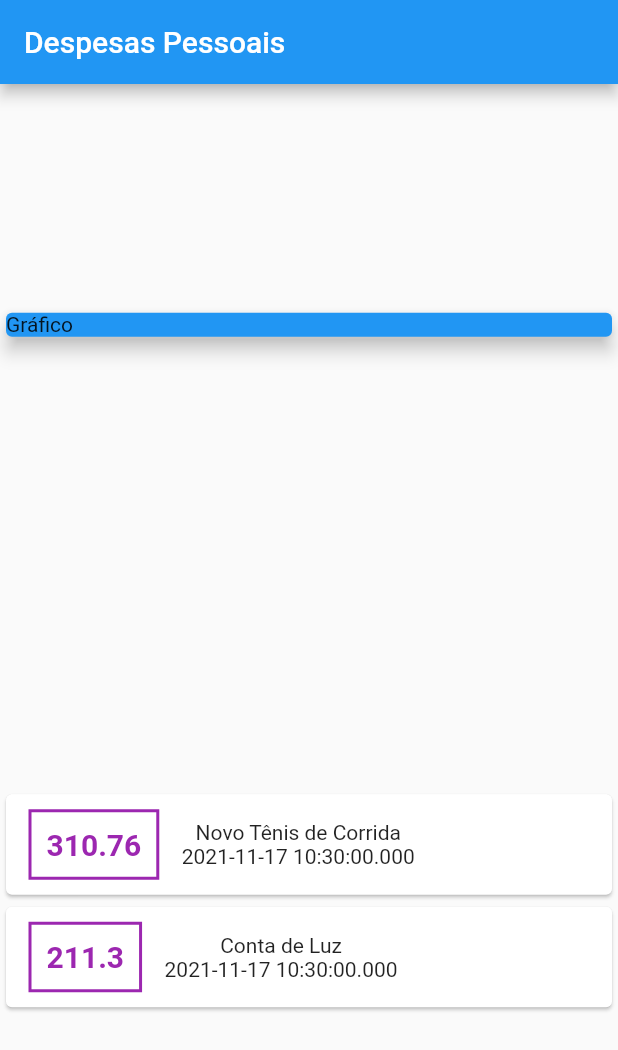
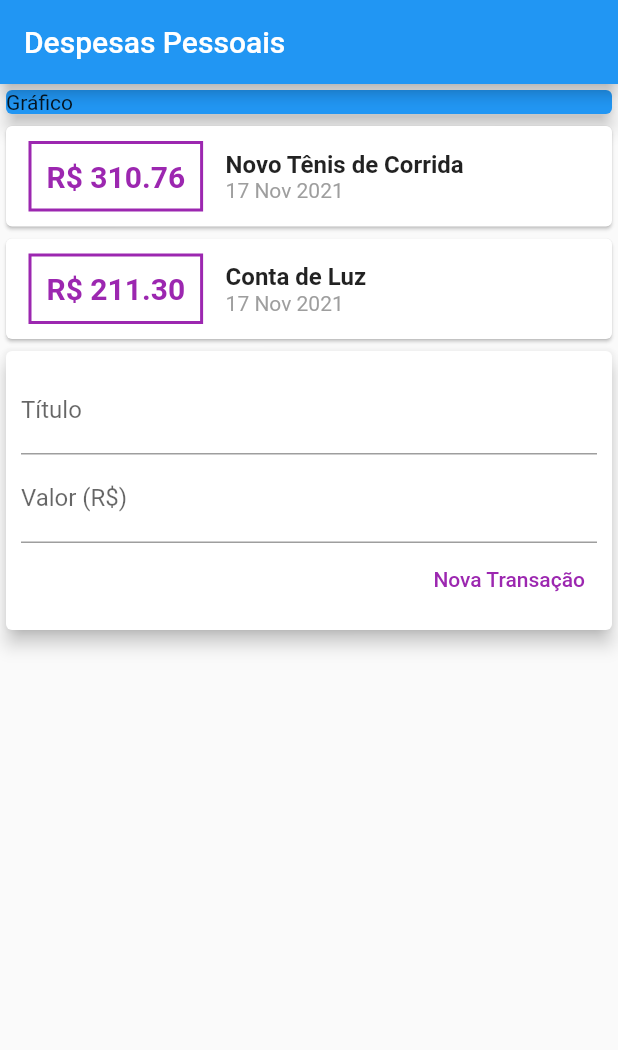
Before and after one commit to arthurfp/MyExpenses-Flutter, a Flutter app: the screen it shows after launch, on a phone screen of 412 x 824 dp. Shown: the top 1050 px of the screen. Run offline on Flutter 3.47's test engine with Material 2 defaults, Android fonts, the phone set to English and light mode, and no system bars.

```diff
--- /dev/null
+++ b/lib/components/transaction_form.dart
@@ -0,0 +1,50 @@
+import 'package:flutter/material.dart';
+
+class TransactionForm extends StatelessWidget {
+  TransactionForm({Key? key}) : super(key: key);
+  final titleController = TextEditingController();
+  final valueController = TextEditingController();
+
+  @override
+  Widget build(BuildContext context) {
+    return Card(
+      elevation: 5,
+      child: Padding(
+        padding: const EdgeInsets.all(10),
+        child: Column(
+          children: [
+            TextField(
+              controller: titleController,
+              decoration: const InputDecoration(
+                labelText: 'Título',
+              ),
+            ),
+            TextField(
+              controller: valueController,
+              decoration: const InputDecoration(
+                labelText: 'Valor (R\$)',
+              ),
+            ),
+            Row(
+              mainAxisAlignment: MainAxisAlignment.end,
+              children: <Widget>[
+                TextButton(
+                  child: const Text(
+                    'Nova Transação',
+                    style: TextStyle(
+                      color: Colors.purple,
+                    ),
+                  ),
+                  onPressed: () {
+                    print(titleController.text);
+                    print(valueController.text);
+                  },
+                )
+              ],
+            ),
+          ],
+        ),
+      ),
+    );
+  }
+}
--- /dev/null
+++ b/lib/components/transaction_list.dart
@@ -0,0 +1,62 @@
+import 'package:flutter/material.dart';
+import '../models/transaction.dart';
+import 'package:intl/intl.dart';
+
+class TransactionList extends StatelessWidget {
+  final List<Transaction> transactions;
+
+  const TransactionList(this.transactions, {Key? key}) : super(key: key);
+
+  @override
+  Widget build(BuildContext context) {
+    return Column(
+      children: transactions.map((tr) {
+        return Card(
+          child: Row(
+            children: [
+              Container(
+                margin: const EdgeInsets.symmetric(
+                  horizontal: 15,
+                  vertical: 10,
+                ),
+                decoration: BoxDecoration(
+                  border: Border.all(
+                    color: Colors.purple,
+                    width: 2,
+                  ),
+                ),
+                padding: const EdgeInsets.all(10),
+                child: Text(
+                  'R\$ ${tr.value.toStringAsFixed(2)}',
+                  style: const TextStyle(
+                    fontWeight: FontWeight.bold,
+                    fontSize: 20,
+                    color: Colors.purple,
+                  ),
+                ),
+              ),
+              Column(
+                crossAxisAlignment: CrossAxisAlignment.start,
+                children: [
+                  Text(
+                    tr.title,
+                    style: const TextStyle(
+                      fontSize: 16,
+                      fontWeight: FontWeight.bold,
+                    ),
+                  ),
+                  Text(
+                    DateFormat('d MMM y').format(tr.date),
+                    style: const TextStyle(
+                      color: Colors.grey,
+                    ),
+                  ),
+                ],
+              ),
+            ],
+          ),
+        );
+      }).toList(),
+    );
+  }
+}
--- /dev/null
+++ b/lib/components/transaction_user.dart
@@ -0,0 +1,38 @@
+import 'package:flutter/material.dart';
+import 'transaction_form.dart';
+import 'transaction_list.dart';
+import '../models/transaction.dart';
+
+class TransactionUser extends StatefulWidget {
+  const TransactionUser({Key? key}) : super(key: key);
+
+  @override
+  State<TransactionUser> createState() => _TransactionUserState();
+}
+
+class _TransactionUserState extends State<TransactionUser> {
+  final _transactions = [
+    Transaction(
+      id: 't1',
+      title: 'Novo Tênis de Corrida',
+      value: 310.76,
+      date: DateTime.now(),
+    ),
+    Transaction(
+      id: 't2',
+      title: 'Conta de Luz',
+      value: 211.30,
+      date: DateTime.now(),
+    ),
+  ];
+
+  @override
+  Widget build(BuildContext context) {
+    return Column(
+      children: [
+        TransactionList(_transactions),
+        TransactionForm(),
+      ],
+    );
+  }
+}
--- a/lib/main.dart
+++ b/lib/main.dart
@@ -1,5 +1,5 @@
 import 'package:flutter/material.dart';
-import 'models/transaction.dart';
+import 'components/transaction_user.dart';
 
 main() => runApp(const ExpensesApp());
 
@@ -7,26 +7,12 @@ class ExpensesApp extends StatelessWidget {
   const ExpensesApp({Key? key}) : super(key: key);
   @override
   Widget build(BuildContext context) {
-    return MaterialApp(home: MyHomePage());
+    return const MaterialApp(home: MyHomePage());
   }
 }
 
 class MyHomePage extends StatelessWidget {
-  MyHomePage({Key? key}) : super(key: key);
-  final _transactions = [
-    Transaction(
-      id: 't1',
-      title: 'Novo Tênis de Corrida',
-      value: 310.76,
-      date: DateTime.now(),
-    ),
-    Transaction(
-      id: 't2',
-      title: 'Conta de Luz',
-      value: 211.30,
-      date: DateTime.now(),
-    ),
-  ];
+  const MyHomePage({Key? key}) : super(key: key);
 
   @override
   Widget build(BuildContext context) {
@@ -35,53 +21,16 @@ class MyHomePage extends StatelessWidget {
         title: const Text('Despesas Pessoais'),
       ),
       body: Column(
-        mainAxisAlignment: MainAxisAlignment.spaceAround,
         crossAxisAlignment: CrossAxisAlignment.stretch,
-        children: [
-          const SizedBox(
+        children: const [
+          SizedBox(
             child: Card(
               color: Colors.blue,
               child: Text('Gráfico'),
               elevation: 5,
             ),
           ),
-          Column(
-            children: _transactions.map((tr) {
-              return Card(
-                child: Row(
-                  children: [
-                    Container(
-                      margin: const EdgeInsets.symmetric(
-                        horizontal: 15,
-                        vertical: 10,
-                      ),
-                      decoration: BoxDecoration(
-                        border: Border.all(
-                          color: Colors.purple,
-                          width: 2,
-                        ),
-                      ),
-                      padding: const EdgeInsets.all(10),
-                      child: Text(
-                        tr.value.toString(),
-                        style: const TextStyle(
-                          fontWeight: FontWeight.bold,
-                          fontSize: 20,
-                          color: Colors.purple,
-                        ),
-                      ),
-                    ),
-                    Column(
-                      children: [
-                        Text(tr.title),
-                        Text(tr.date.toString()),
-                      ],
-                    ),
-                  ],
-                ),
-              );
-            }).toList(),
-          ),
+          TransactionUser(),
         ],
       ),
     );
--- a/pubspec.yaml
+++ b/pubspec.yaml
@@ -3,7 +3,7 @@ description: A new Flutter project.
 
 # The following line prevents the package from being accidentally published to
 # pub.dev using `flutter pub publish`. This is preferred for private packages.
-publish_to: 'none' # Remove this line if you wish to publish to pub.dev
+publish_to: "none" # Remove this line if you wish to publish to pub.dev
 
 # The following defines the version and build number for your application.
 # A version number is three numbers separated by dots, like 1.2.43
@@ -29,7 +29,7 @@ environment:
 dependencies:
   flutter:
     sdk: flutter
-
+  intl: ^0.17.0
 
   # The following adds the Cupertino Icons font to your application.
   # Use with the CupertinoIcons class for iOS style icons.
@@ -51,7 +51,6 @@ dev_dependencies:
 
 # The following section is specific to Flutter.
 flutter:
-
   # The following line ensures that the Material Icons font is
   # included with your application, so that you can use the icons in
   # the material Icons class.
```
